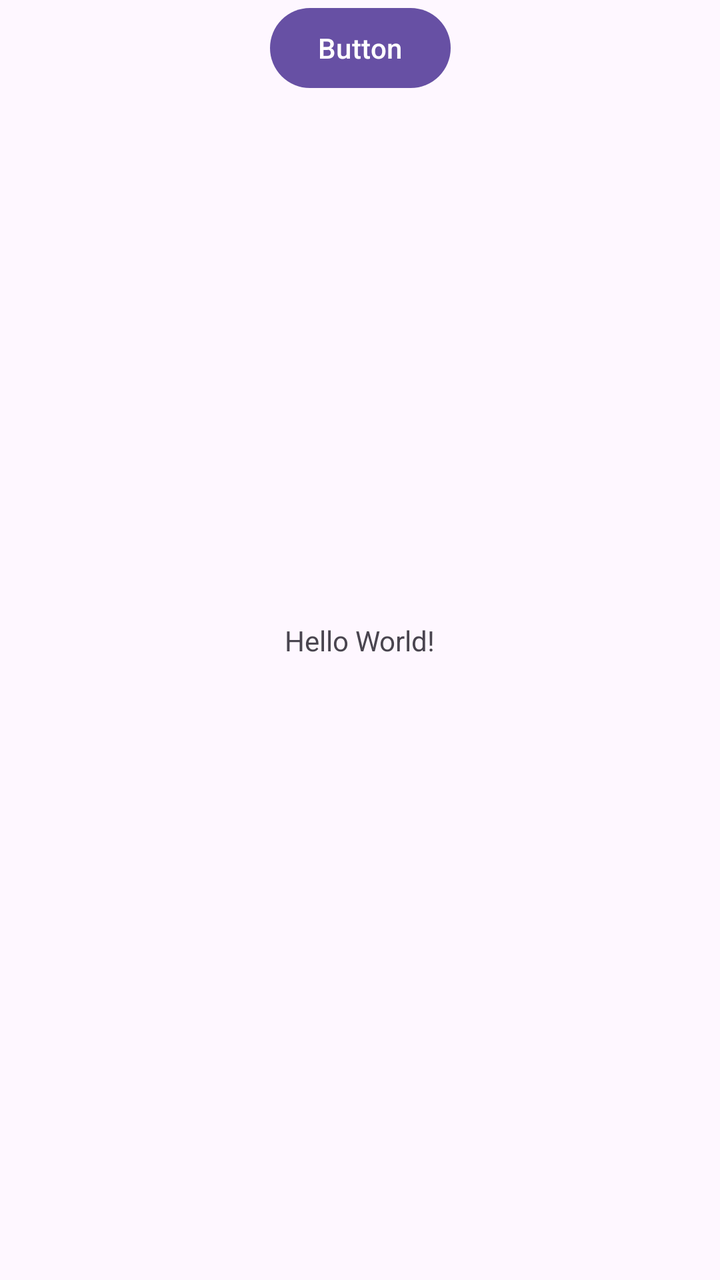
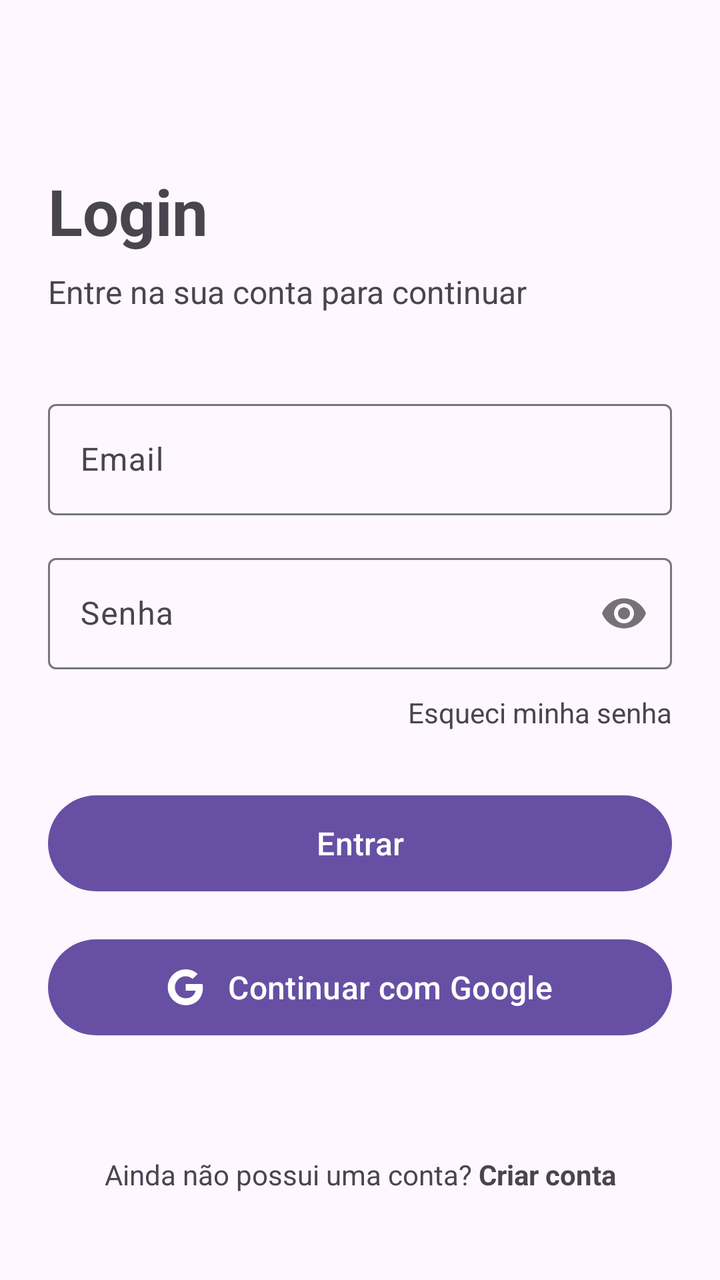

Screens rendered from an Android XML layout before and after an edit, with the pre-edit source and the edit as a unified diff.
<!-- AndroidManifest.xml: application theme Theme.AplicacaoMobile -->
<!-- res/layout/activity_main.xml -->
<?xml version="1.0" encoding="utf-8"?>
<androidx.constraintlayout.widget.ConstraintLayout
    xmlns:android="http://schemas.android.com/apk/res/android"
    xmlns:tools="http://schemas.android.com/tools"
    xmlns:app="http://schemas.android.com/apk/res-auto"
    android:id="@+id/main"
    android:layout_width="match_parent"
    android:layout_height="match_parent"
    tools:context=".MainActivity">
    <TextView
      android:layout_width="wrap_content"
      android:layout_height="wrap_content"
      android:text="Hello World!"
      app:layout_constraintBottom_toBottomOf="parent"
      app:layout_constraintStart_toStartOf="parent"
      app:layout_constraintEnd_toEndOf="parent"
      app:layout_constraintTop_toTopOf="parent" />

    <Button
        android:id="@+id/ButtonLogin"
        android:layout_width="wrap_content"
        android:layout_height="wrap_content"
        android:text="Button"
        app:layout_constraintEnd_toEndOf="parent"
        app:layout_constraintStart_toStartOf="parent"
        tools:layout_editor_absoluteY="415dp" />

</androidx.constraintlayout.widget.ConstraintLayout>
<!-- resources referenced by this layout -->
<resources>
  <style name="Theme.AplicacaoMobile" parent="Base.Theme.AplicacaoMobile" />
  <style name="Base.Theme.AplicacaoMobile" parent="Theme.Material3.DayNight.NoActionBar">
          
          
      </style>
</resources>

<!-- the commit's change to res/layout/activity_main.xml (unified diff, before → after) -->
@@ -1,28 +1,136 @@
 <?xml version="1.0" encoding="utf-8"?>
 <androidx.constraintlayout.widget.ConstraintLayout
     xmlns:android="http://schemas.android.com/apk/res/android"
-    xmlns:tools="http://schemas.android.com/tools"
     xmlns:app="http://schemas.android.com/apk/res-auto"
-    android:id="@+id/main"
     android:layout_width="match_parent"
     android:layout_height="match_parent"
-    tools:context=".MainActivity">
+    android:padding="24dp">
+
+
     <TextView
-      android:layout_width="wrap_content"
-      android:layout_height="wrap_content"
-      android:text="Hello World!"
-      app:layout_constraintBottom_toBottomOf="parent"
-      app:layout_constraintStart_toStartOf="parent"
-      app:layout_constraintEnd_toEndOf="parent"
-      app:layout_constraintTop_toTopOf="parent" />
+        android:id="@+id/loginTitle"
+        android:layout_width="wrap_content"
+        android:layout_height="wrap_content"
+        android:text="Login"
+        android:textSize="32sp"
+        android:textStyle="bold"
+        app:layout_constraintStart_toStartOf="parent"
+        app:layout_constraintTop_toTopOf="parent"
+        android:layout_marginTop="60dp"/>
+
+
+    <TextView
+        android:id="@+id/loginSubtitle"
+        android:layout_width="0dp"
+        android:layout_height="wrap_content"
+        android:text="Entre na sua conta para continuar"
+        android:textSize="16sp"
+        app:layout_constraintStart_toStartOf="parent"
+        app:layout_constraintEnd_toEndOf="parent"
+        app:layout_constraintTop_toBottomOf="@id/loginTitle"
+        android:layout_marginTop="8dp" />
+
+
+    <com.google.android.material.textfield.TextInputLayout
+        android:id="@+id/emailInputLayout"
+        android:layout_width="0dp"
+        android:layout_height="wrap_content"
+        android:hint="Email"
+        app:layout_constraintStart_toStartOf="parent"
+        app:layout_constraintEnd_toEndOf="parent"
+        app:layout_constraintTop_toBottomOf="@id/loginSubtitle"
+        android:layout_marginTop="40dp">
+
+        <com.google.android.material.textfield.TextInputEditText
+            android:id="@+id/emailInput"
+            android:layout_width="match_parent"
+            android:layout_height="wrap_content"
+            android:inputType="textEmailAddress"
+            android:imeOptions="actionNext" />
+
+    </com.google.android.material.textfield.TextInputLayout>
+
+
+    <com.google.android.material.textfield.TextInputLayout
+        android:id="@+id/passwordInputLayout"
+        android:layout_width="0dp"
+        android:layout_height="wrap_content"
+        android:hint="Senha"
+        app:passwordToggleEnabled="true"
+        app:layout_constraintStart_toStartOf="parent"
+        app:layout_constraintEnd_toEndOf="parent"
+        app:layout_constraintTop_toBottomOf="@id/emailInputLayout"
+        android:layout_marginTop="16dp">
+
+        <com.google.android.material.textfield.TextInputEditText
+            android:id="@+id/passwordInput"
+            android:layout_width="match_parent"
+            android:layout_height="wrap_content"
+            android:inputType="textPassword"
+            android:imeOptions="actionDone" />
+
+    </com.google.android.material.textfield.TextInputLayout>
+
+    <TextView
+        android:id="@+id/forgotPassword"
+        android:layout_width="wrap_content"
+        android:layout_height="wrap_content"
+        android:text="Esqueci minha senha"
+        android:textSize="14sp"
+        android:clickable="true"
+        android:focusable="true"
+        app:layout_constraintEnd_toEndOf="parent"
+        app:layout_constraintTop_toBottomOf="@id/passwordInputLayout"
+        android:layout_marginTop="12dp" />
 
     <Button
-        android:id="@+id/ButtonLogin"
+        android:id="@+id/loginButton"
+        android:layout_width="0dp"
+        android:layout_height="56dp"
+        android:text="Entrar"
+        android:textSize="16sp"
+        app:layout_constraintStart_toStartOf="parent"
+        app:layout_constraintEnd_toEndOf="parent"
+        app:layout_constraintTop_toBottomOf="@id/forgotPassword"
+        android:layout_marginTop="28dp" />
+
+    <com.google.android.material.button.MaterialButton
+        android:id="@+id/googleLoginButton"
+        android:layout_width="0dp"
+        android:layout_height="56dp"
+        android:text="Continuar com Google"
+        android:textSize="16sp"
+        app:icon="@drawable/ic_google"
+        app:iconGravity="textStart"
+        app:iconPadding="12dp"
+        app:layout_constraintStart_toStartOf="parent"
+        app:layout_constraintEnd_toEndOf="parent"
+        app:layout_constraintTop_toBottomOf="@id/loginButton"
+        android:layout_marginTop="16dp" />
+
+    <TextView
+        android:id="@+id/registerText"
         android:layout_width="wrap_content"
         android:layout_height="wrap_content"
-        android:text="Button"
+        android:text="Ainda não possui uma conta?"
+        android:textSize="14sp"
+        app:layout_constraintStart_toStartOf="parent"
+        app:layout_constraintEnd_toStartOf="@id/registerButton"
+        app:layout_constraintHorizontal_chainStyle="packed"
+        app:layout_constraintTop_toBottomOf="@id/loginButton"
+        android:layout_marginTop="128dp" />
+
+    <TextView
+        android:id="@+id/registerButton"
+        android:layout_width="wrap_content"
+        android:layout_height="wrap_content"
+        android:text=" Criar conta"
+        android:textStyle="bold"
+        android:textSize="14sp"
+        android:clickable="true"
+        android:focusable="true"
+        app:layout_constraintStart_toEndOf="@id/registerText"
         app:layout_constraintEnd_toEndOf="parent"
-        app:layout_constraintStart_toStartOf="parent"
-        tools:layout_editor_absoluteY="415dp" />
+        app:layout_constraintTop_toTopOf="@id/registerText" />
 
 </androidx.constraintlayout.widget.ConstraintLayout>
<!-- resource entries referenced after the edit -->
@@ -1,5 +1,24 @@
 <!-- resources referenced by this layout -->
 <resources>
+  <!-- drawable ic_google (drawable) -->
+  <vector xmlns:android="http://schemas.android.com/apk/res/android"
+      android:width="800dp"
+      android:height="800dp"
+      android:viewportWidth="262"
+      android:viewportHeight="262">
+    <path
+        android:pathData="M258.88,133.45c0,-10.73 -0.87,-18.57 -2.76,-26.69L133.55,106.76v48.45h71.95c-1.45,12.04 -9.28,30.17 -26.69,42.36l-0.24,1.62 38.76,30.02 2.68,0.27c24.66,-22.77 38.88,-56.28 38.88,-96.03"
+        android:fillColor="#4285F4"/>
+    <path
+        android:pathData="M133.55,261.1c35.25,0 64.84,-11.6 86.45,-31.62l-41.2,-31.91c-11.02,7.69 -25.82,13.06 -45.26,13.06 -34.52,0 -63.82,-22.77 -74.27,-54.25l-1.53,0.13 -40.3,31.19 -0.53,1.47C38.39,231.8 82.49,261.1 133.55,261.1"
+        android:fillColor="#34A853"/>
+    <path
+        android:pathData="M59.28,156.37c-2.76,-8.12 -4.35,-16.83 -4.35,-25.82 0,-8.99 1.6,-17.7 4.21,-25.82l-0.07,-1.73L18.26,71.31l-1.34,0.63C8.08,89.64 3,109.52 3,130.55s5.08,40.9 13.93,58.6l42.36,-32.78"
+        android:fillColor="#FBBC05"/>
+    <path
+        android:pathData="M133.55,50.48c24.51,0 41.05,10.59 50.48,19.44l36.84,-35.97C198.24,12.91 168.8,0 133.55,0 82.49,0 38.39,29.3 16.92,71.95l42.21,32.78c10.59,-31.48 39.89,-54.25 74.41,-54.25"
+        android:fillColor="#EB4335"/>
+  </vector>
   <style name="Theme.AplicacaoMobile" parent="Base.Theme.AplicacaoMobile" />
   <style name="Base.Theme.AplicacaoMobile" parent="Theme.Material3.DayNight.NoActionBar">
           
